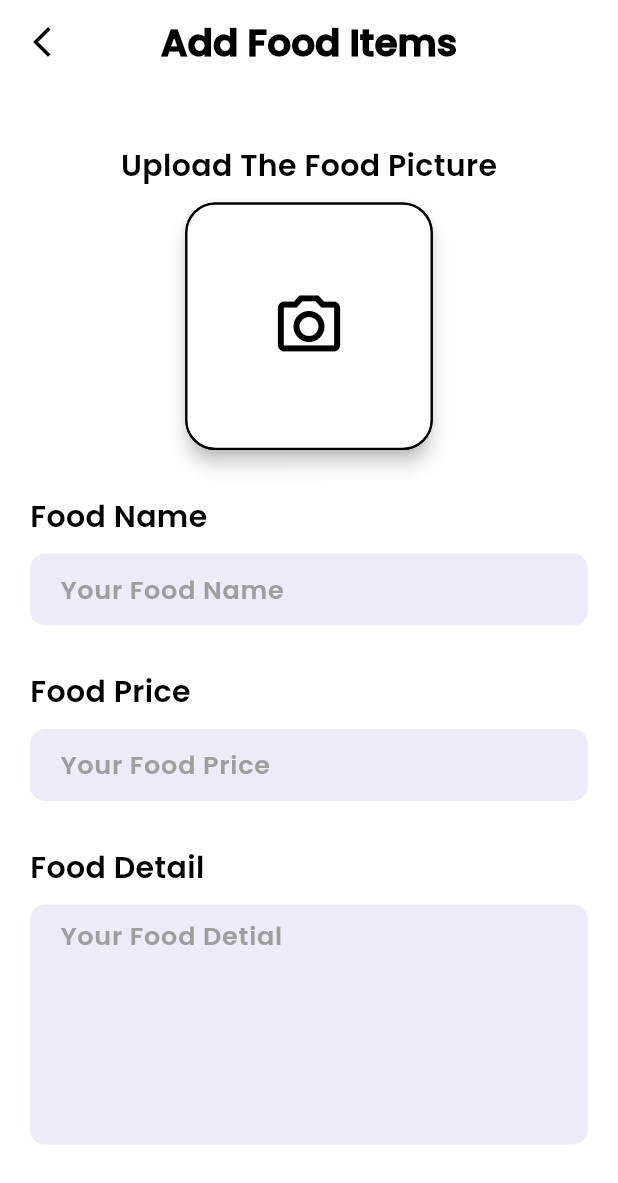
After one commit to 0384182069/Ecommerce_App, a Flutter app: the AdminHome screen opened directly, after a tap on "Add food items", on a phone screen of 412 x 824 dp. The commit adds this screen. Shown: the top 1183 px of the screen. Run offline on Flutter 3.47's test engine with Material 3 defaults, Android fonts, the phone set to English and light mode, and no system bars; our stand-ins replace cloud_firestore, curved_navigation_bar, firebase_auth, firebase_core, flutter_dotenv, fluttertoast and 1 more; missing offline and left inert: flutter_stripe; accounts and stored records are empty.

Commit message:
Finished add food fontend and plugin font Poppins

```diff
--- /dev/null
+++ b/lib/admin/admin_addfood.dart
@@ -0,0 +1,168 @@
+import 'package:ecommerce_app/utils/text_helper.dart';
+import 'package:flutter/material.dart';
+
+class AdminAddfood extends StatefulWidget {
+  const AdminAddfood({super.key});
+
+  @override
+  State<AdminAddfood> createState() => _AdminAddfoodState();
+}
+
+class _AdminAddfoodState extends State<AdminAddfood> {
+  final List<String> categories = ["Chicken","Pizza", "Burger", "Combo"];
+  String? value;
+  TextEditingController nameController = new TextEditingController();
+  TextEditingController priceController = new TextEditingController();
+  TextEditingController detailController = new TextEditingController();
+
+  @override
+  Widget build(BuildContext context) {
+    return Scaffold(
+      appBar: AppBar(
+        leading: GestureDetector(
+          onTap: () {
+            Navigator.pop(context);
+          },
+          child: const Icon(Icons.arrow_back_ios_new_outlined, color: Colors.black,)
+        ),
+        centerTitle: true,
+        title: Text("Add Food Items",style: TextHelper.headerTextStyle(context),),
+      ),
+      body: Container(
+        margin: const EdgeInsets.only(left: 20,right: 20, top: 40, bottom: 40),
+        child: SingleChildScrollView(
+          child: Column(
+            crossAxisAlignment: CrossAxisAlignment.start,
+            children: [
+              Center(child: Text("Upload The Food Picture",style: TextHelper.bodyTextStyle(context),)),
+              const SizedBox(height: 10,),
+              Center(
+                child: Material(
+                  elevation: 5,
+                  borderRadius: BorderRadius.circular(20),
+                  child: Container(
+                    width: 165,
+                    height: 165,
+                    decoration: BoxDecoration(
+                      color: Colors.white,
+                      border: Border.all(color: Colors.black,width: 1.5),
+                      borderRadius: BorderRadius.circular(20),
+                    ),
+                    child: const Icon(Icons.camera_alt_outlined, color: Colors.black, size: 50,),
+                  ),
+                ),
+              ),
+              const SizedBox(height: 30,),
+              Text("Food Name", style: TextHelper.bodyTextStyle(context),),
+              const SizedBox(height: 10,),
+              Container(
+                padding: const EdgeInsets.symmetric(horizontal: 20),
+                width: MediaQuery.of(context).size.width,
+                decoration: BoxDecoration(
+                  color: const Color(0xFFececf8),
+                  borderRadius: BorderRadius.circular(10),
+                ),
+                child: TextField(
+                  controller: nameController,
+                  cursorColor: Colors.black,
+                  decoration: InputDecoration(
+                    border: InputBorder.none,
+                    hintText: "Your Food Name",
+                    hintStyle: TextHelper.subtitleTextStyle()
+                  ),
+                ),
+              ),
+              const SizedBox(height: 30,),
+              Text("Food Price", style: TextHelper.bodyTextStyle(context),),
+              const SizedBox(height: 10,),
+              Container(
+                padding: const EdgeInsets.symmetric(horizontal: 20),
+                width: MediaQuery.of(context).size.width,
+                decoration: BoxDecoration(
+                  color: const Color(0xFFececf8),
+                  borderRadius: BorderRadius.circular(10),
+                ),
+                child: TextField(
+                  controller: priceController,
+                  cursorColor: Colors.black,
+                  decoration: InputDecoration(
+                    border: InputBorder.none,
+                    hintText: "Your Food Price",
+                    hintStyle: TextHelper.subtitleTextStyle()
+                  ),
+                ),
+              ),
+              const SizedBox(height: 30,),
+              Text("Food Detail", style: TextHelper.bodyTextStyle(context),),
+              const SizedBox(height: 10,),
+              Container(
+                padding: const EdgeInsets.symmetric(horizontal: 20),
+                width: MediaQuery.of(context).size.width,
+                decoration: BoxDecoration(
+                  color: const Color(0xFFececf8),
+                  borderRadius: BorderRadius.circular(10),
+                ),
+                child: TextField(
+                  maxLines: 6,
+                  controller: detailController,
+                  cursorColor: Colors.black,
+                  decoration: InputDecoration(
+                    border: InputBorder.none,
+                    hintText: "Your Food Detial",
+                    hintStyle: TextHelper.subtitleTextStyle()
+                  ),
+                ),
+              ),
+              const SizedBox(height: 30,),
+              Text("Food Category", style: TextHelper.bodyTextStyle(context),),
+              const SizedBox(height: 10,),
+              Container(
+                padding: const EdgeInsets.symmetric(horizontal: 20),
+                width: MediaQuery.of(context).size.width,
+                decoration: BoxDecoration(
+                  color: const Color(0xFFececf8),
+                  borderRadius: BorderRadius.circular(10),
+                ),
+                child: DropdownButtonHideUnderline(
+                  child: DropdownButton<String>(
+                    items: categories.map((item)=>DropdownMenuItem<String>(
+                      value: item,
+                      child: Text(item,style: TextHelper.bodyTextStyle(context),))).toList(),
+                    onChanged: ((value) => setState(() {
+                      this.value = value;
+                    })),
+                    borderRadius: BorderRadius.circular(10),
+                    dropdownColor: Colors.white,
+                    hint: Text("Select Category", style: TextHelper.bodyTextStyle(context),),
+                    iconSize: 40,
+                    icon: const Icon(Icons.arrow_drop_down, color: Colors.black,),
+                    value: value,)
+                ),
+              ),
+              const SizedBox(height: 30,),
+              Center(
+                child: Material(
+                  elevation: 5,
+                  borderRadius: BorderRadius.circular(20),
+                  child: Container(
+                    width: MediaQuery.of(context).size.width/2,
+                    padding: const EdgeInsets.symmetric(vertical: 15),
+                    decoration: BoxDecoration(
+                      color: Colors.black,
+                      borderRadius: BorderRadius.circular(20),
+                    ),
+                    child: const Center(child: Text("Add", style:TextStyle(
+                      color: Colors.white,
+                      fontFamily: "Poppins",
+                      fontSize: 25,
+                      fontWeight: FontWeight.bold,
+                    )),),
+                  ),
+                ),
+              ),
+          ],),
+        ),
+      ),
+    );
+  }
+}
--- a/lib/admin/admin_home.dart
+++ b/lib/admin/admin_home.dart
@@ -1,3 +1,4 @@
+import 'package:ecommerce_app/admin/admin_addfood.dart';
 import 'package:ecommerce_app/utils/text_helper.dart';
 import 'package:flutter/material.dart';
 
@@ -12,12 +13,18 @@ class _AdminHomeState extends State<AdminHome> {
   @override
   Widget build(BuildContext context) {
     return Scaffold(
+      appBar: AppBar(
+        centerTitle: true,
+        title: Text("Home Admin", style: TextHelper.headerTextStyle(context),),
+      ),
       body: Container(
         margin: const EdgeInsets.only(top: 60, left: 20,right: 20),
         child: Column(children: [
-          Center(child: Text("Home Admin", style: TextHelper.headerTextStyle(context),),),
-          const SizedBox(height: 80,),
-          Material(
+          GestureDetector(
+            onTap: (){
+              Navigator.push(context, MaterialPageRoute(builder: (context) => const AdminAddfood()));
+            },
+            child: Material(
               elevation: 5,
               borderRadius: BorderRadius.circular(15),
               child: Center(
@@ -34,10 +41,12 @@ class _AdminHomeState extends State<AdminHome> {
                       const SizedBox(width: 20,),
                       const Text("Add food items",style: TextStyle(
                         color: Colors.white,
-                      fontSize: 20,
-                      fontWeight: FontWeight.bold,
+                        fontFamily: 'Poppins',
+                        fontSize: 25,
+                        fontWeight: FontWeight.w700,
                       ),)
                   ],),
+                ),
               ),
             ),
           ),
--- a/lib/admin/admin_login.dart
+++ b/lib/admin/admin_login.dart
@@ -169,9 +169,11 @@ class _AdminLoginState extends State<AdminLogin> {
       ToastHelper.showToast("Login Successfully!", Colors.green);
     } on FirebaseAuthException catch (e){
       if(e.code == "user-not-found" || e.code == "wrong-password"){
+        Navigator.of(context).pop();
         ToastHelper.showToast("Wrong password or username!", Colors.red);
       }
       else if (e.code == "invalid-credential"){
+        Navigator.of(context).pop();
         ToastHelper.showToast("Invalid credential!", Colors.red);
       }
     }
--- a/lib/utils/text_helper.dart
+++ b/lib/utils/text_helper.dart
@@ -6,7 +6,7 @@ class TextHelper {
     return TextStyle(
       color: Theme.of(context).textTheme.bodyLarge?.color ?? Colors.black,
       fontSize: 25,
-      fontWeight: FontWeight.bold,
+      fontWeight: FontWeight.w900,
       fontFamily: "Poppins",
     );
   }
@@ -24,7 +24,7 @@ class TextHelper {
     return TextStyle(
       color: Theme.of(context).textTheme.bodyMedium?.color ?? Colors.black,
       fontSize: 20,
-      fontWeight: FontWeight.w800,
+      fontWeight: FontWeight.w700,
       fontFamily: "Poppins",
     );
   }
```
Also changed, not shown: pubspec.yaml (+4 -4 lines), assets/fonts/Poppins-SemiBold.ttf (added). Lines whose indentation alone changed are shown as unchanged.
